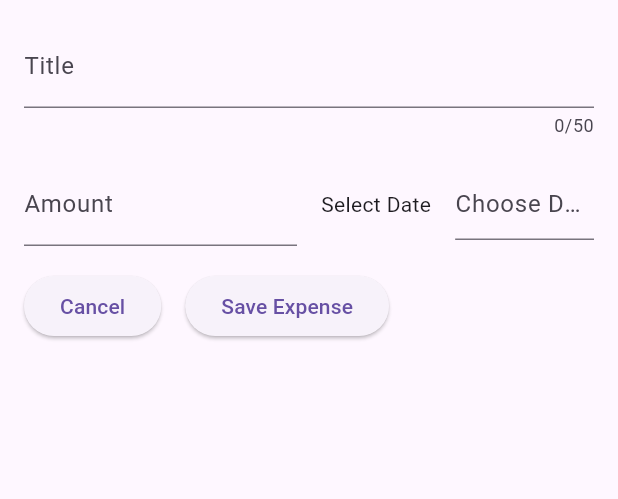
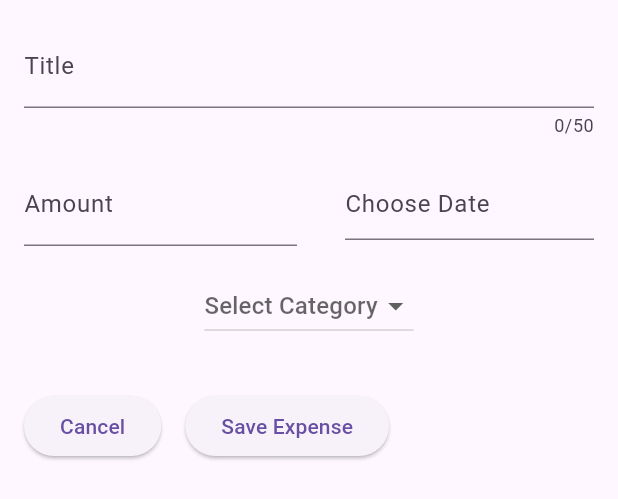
Before and after one commit to ABcDexter/Fun-with-Flutter, a Flutter app: the NewExpense widget shown alone on an empty page, opened directly, on a phone screen of 412 x 824 dp. Shown: the top 499 px of the screen. Run offline on Flutter 3.47's test engine with Material 3 defaults, Android fonts, the light colour scheme and no system bars.

Commit message:
added Date and Catefory logic

```diff
--- a/expense_tracker/lib/new_expense.dart
+++ b/expense_tracker/lib/new_expense.dart
@@ -1,6 +1,7 @@
+import 'package:flutter/foundation.dart' hide Category;
 import 'package:flutter/material.dart';
 import 'package:intl/intl.dart';
-//import 'package:expense_tracker/models/expense.dart';
+import 'package:expense_tracker/models/expense.dart';
 
 /*
   NewExpense widget to add a new expense
@@ -28,23 +29,27 @@ class _NewExpense extends State<NewExpense> {
     final _titleController = TextEditingController();
     final _amountController = TextEditingController();
     final _dateController = TextEditingController();
+    DateTime? _selectedDate;
+    Category? _selectedCategory = Category.other;
 
-
-    void _presentDatePicker() {
+    void _presentDatePicker() async {
 
         final now = DateTime.now();
         final firstDate = DateTime(now.year - 1, now.month, now.day);
         final lastDate = DateTime(now.year + 1, now.month, now.day);
-
-        showDatePicker(
+        final pickedDate = await showDatePicker(
             context: context,
             initialDate: now,
             firstDate: firstDate,
             lastDate: lastDate,
-        ).then((pickedDate) {
-            if (pickedDate != null) {
-                _dateController.text = DateFormat('dd-MM-yyyy').format(pickedDate);
-            }
+        );
+
+        if (pickedDate != null) {
+            _dateController.text = DateFormat('dd-MM-yyyy').format(pickedDate);
+        }
+
+        setState(() {
+            _selectedDate = pickedDate;
         });
     }
 
@@ -87,7 +92,6 @@ class _NewExpense extends State<NewExpense> {
                               Row(
                                 mainAxisAlignment: MainAxisAlignment.end,
                                 children: [
-                                  const Text('Select Date'),
                                   const SizedBox(width: 16),
                                   Expanded(
                                       child:
@@ -110,7 +114,31 @@ class _NewExpense extends State<NewExpense> {
 
                     const SizedBox(height: 16),
 
+                    DropdownButton(
+                            hint: const Text('Select Category'),
+                            items: Category.values
+                                .map((category) => DropdownMenuItem(
+                                    value: category,
+                                    child: Text(category.name.toUpperCase()),
+                                )).toList(),
+
+                            onChanged: (value) {
+                              if (value == null)  {
+                                  return ;
+                                }
+                              setState(() {
+                                _selectedCategory = value;
+                              });
+                              print('AB DEBUG : Selected Category = $_selectedCategory');
+                            }
+                        ),
+
+                    const SizedBox(height: 32),
+
                     Row(children: [
+
+
+                        //CANCEL Button
                         ElevatedButton(
                             onPressed: () {
                                 // Handle cancel logic
@@ -124,6 +152,8 @@ class _NewExpense extends State<NewExpense> {
                                 // Handle save expense logic
                                 print('AB DEBUG : Expense Saved = ${_titleController.text}');
                                 print('AB DEBUG : Amount = ${_amountController.text}');
+                                print('AB DEBUG : Date = ${_selectedDate != null ? DateFormat('dd-MM-yyyy').format(_selectedDate!) : 'No Date Chosen'}');
+                                Navigator.pop(context); //closes the bottom sheet
                             },
                             child: const Text('Save Expense'),
                         ),
```
